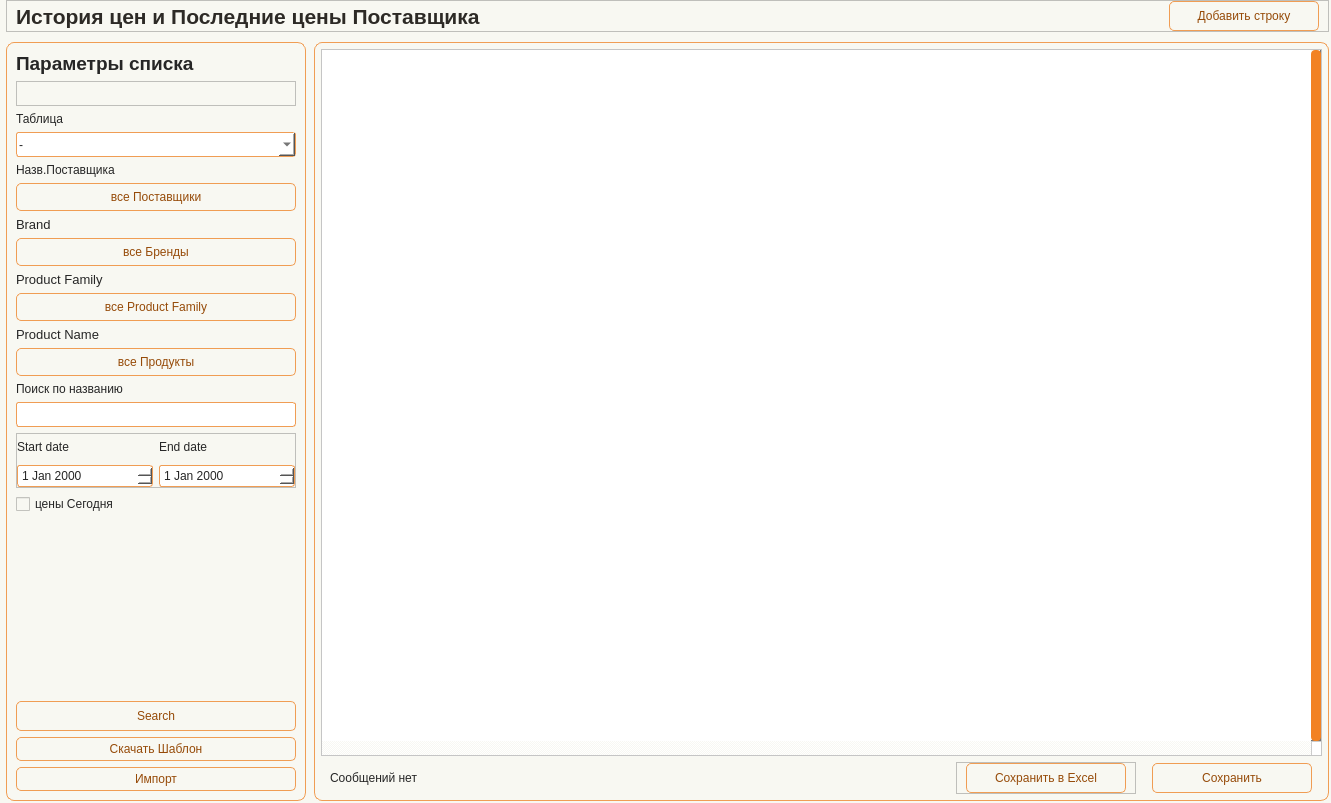
Qt form app/ui/windows/price_history.ui (Masik84/Procurement_app) before a commit.
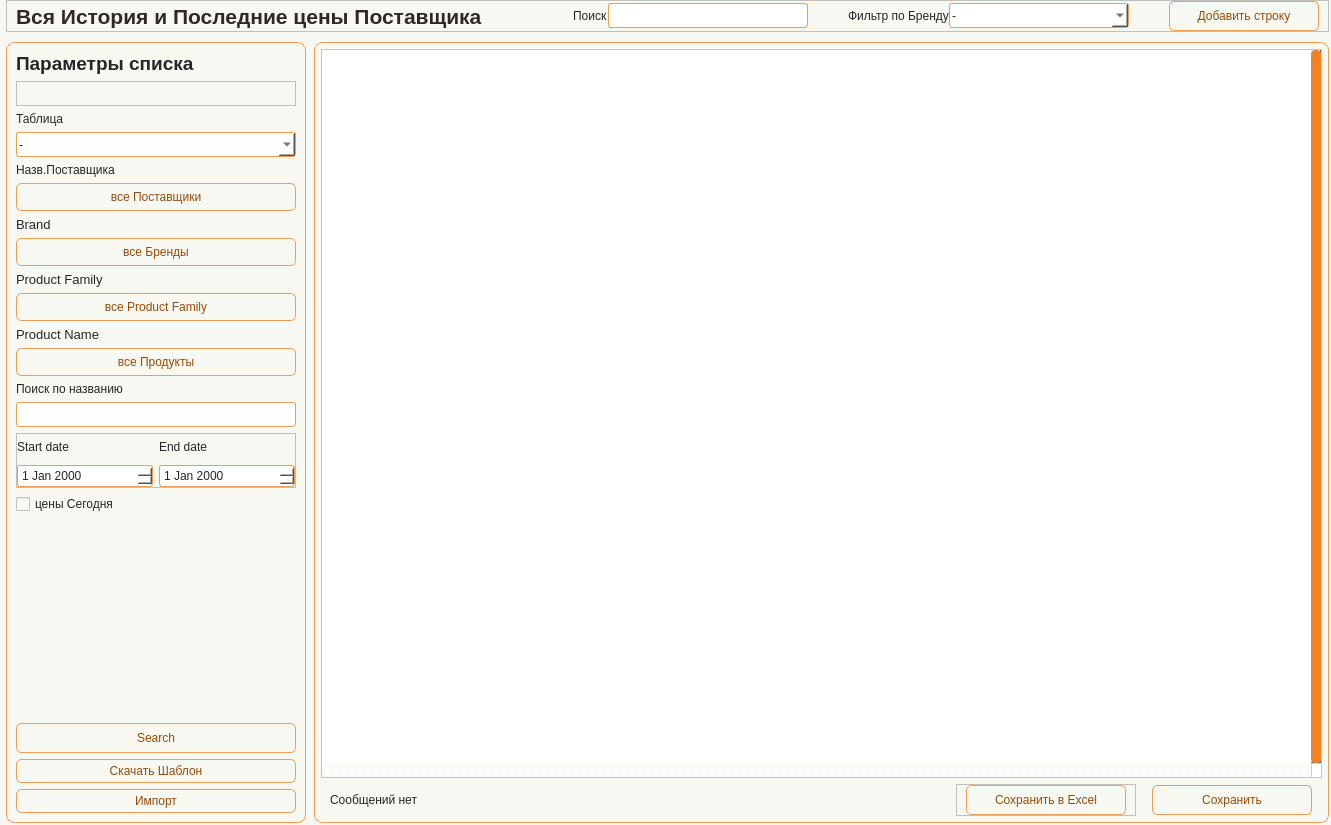
The same form after that commit. Icons and pictures are not drawn.

```diff
--- a/app/ui/windows/price_history.ui
+++ b/app/ui/windows/price_history.ui
@@ -7,7 +7,7 @@
     <x>0</x>
     <y>0</y>
     <width>1331</width>
-    <height>803</height>
+    <height>825</height>
    </rect>
   </property>
   <property name="minimumSize">
@@ -187,7 +187,7 @@
             <enum>Qt::LayoutDirection::LeftToRight</enum>
            </property>
            <property name="text">
-            <string>История цен и Последние цены Поставщика</string>
+            <string>Вся История и Последние цены Поставщика</string>
            </property>
           </widget>
          </item>
@@ -204,6 +204,92 @@
            </property>
           </spacer>
          </item>
+         <item>
+          <widget class="QLabel" name="label_FindProduct">
+           <property name="text">
+            <string>Поиск</string>
+           </property>
+          </widget>
+         </item>
+         <item>
+          <widget class="QLineEdit" name="line_FindProduct">
+           <property name="minimumSize">
+            <size>
+             <width>200</width>
+             <height>25</height>
+            </size>
+           </property>
+           <property name="maximumSize">
+            <size>
+             <width>320</width>
+             <height>25</height>
+            </size>
+           </property>
+           <property name="toolTip">
+            <string>Часть названия продукта из базы</string>
+           </property>
+          </widget>
+         </item>
+         <item>
+          <spacer name="horizontalSpacer_2">
+           <property name="orientation">
+            <enum>Qt::Orientation::Horizontal</enum>
+           </property>
+           <property name="sizeType">
+            <enum>QSizePolicy::Policy::Fixed</enum>
+           </property>
+           <property name="sizeHint" stdset="0">
+            <size>
+             <width>40</width>
+             <height>20</height>
+            </size>
+           </property>
+          </spacer>
+         </item>
+         <item>
+          <widget class="QLabel" name="label_FindBrand">
+           <property name="text">
+            <string>Фильтр по Бренду</string>
+           </property>
+          </widget>
+         </item>
+         <item>
+          <widget class="QComboBox" name="cbo_FindBrand">
+           <property name="minimumSize">
+            <size>
+             <width>180</width>
+             <height>25</height>
+            </size>
+           </property>
+           <property name="maximumSize">
+            <size>
+             <width>260</width>
+             <height>25</height>
+            </size>
+           </property>
+           <item>
+            <property name="text">
+             <string>-</string>
+            </property>
+           </item>
+          </widget>
+         </item>
+         <item>
+          <spacer name="horizontalSpacer">
+           <property name="orientation">
+            <enum>Qt::Orientation::Horizontal</enum>
+           </property>
+           <property name="sizeType">
+            <enum>QSizePolicy::Policy::Fixed</enum>
+           </property>
+           <property name="sizeHint" stdset="0">
+            <size>
+             <width>40</width>
+             <height>20</height>
+            </size>
+           </property>
+          </spacer>
+         </item>
          <item>
           <widget class="QPushButton" name="btn_AddLine">
            <property name="minimumSize">
```
